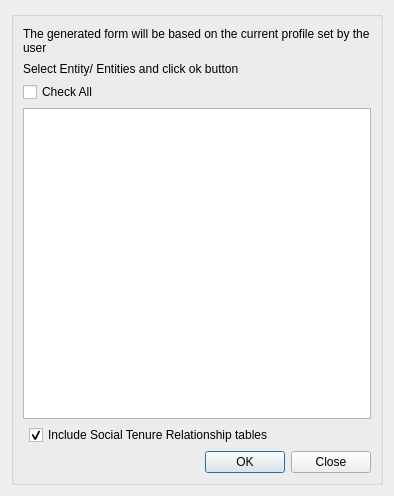
Old version of the form ui/ui_geoodk_converter.ui in the repository gltn/stdm.
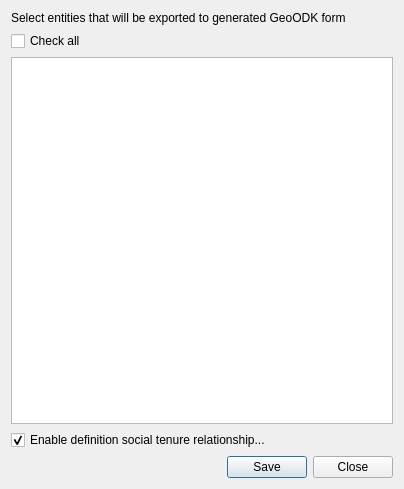
New version of the form.

Commit message: UI improvement for geoodk import and export

What changed in the file:
```diff
--- a/ui/ui_geoodk_converter.ui
+++ b/ui/ui_geoodk_converter.ui
@@ -6,8 +6,8 @@
    <rect>
     <x>0</x>
     <y>0</y>
-    <width>394</width>
-    <height>496</height>
+    <width>404</width>
+    <height>489</height>
    </rect>
   </property>
   <property name="windowTitle">
@@ -15,90 +15,48 @@
   </property>
   <layout class="QGridLayout" name="gridLayout_4">
    <item row="1" column="0">
-    <layout class="QGridLayout" name="gridLayout_2">
-     <item row="2" column="0">
-      <widget class="QGroupBox" name="groupBox_2">
-       <property name="title">
-        <string/>
-       </property>
-       <layout class="QGridLayout" name="gridLayout">
-        <item row="1" column="0" colspan="2">
          <widget class="QLabel" name="label_3">
           <property name="text">
-           <string>Select Entity/ Entities and click ok button</string>
+      <string>Select entities that will be exported to generated GeoODK form</string>
           </property>
          </widget>
         </item>
-        <item row="3" column="0" colspan="2">
-         <widget class="QTreeView" name="trentities"/>
-        </item>
-        <item row="5" column="1">
+   <item row="2" column="0">
+    <widget class="QCheckBox" name="chk_all">
+     <property name="text">
+      <string>Check all</string>
+     </property>
+    </widget>
+   </item>
+   <item row="4" column="0">
+    <widget class="QCheckBox" name="ck_social_tenure">
+     <property name="text">
+      <string>Enable definition social tenure relationship...</string>
+     </property>
+     <property name="checked">
+      <bool>true</bool>
+     </property>
+    </widget>
+   </item>
+   <item row="5" column="0">
          <widget class="QDialogButtonBox" name="buttonBox">
           <property name="orientation">
            <enum>Qt::Horizontal</enum>
           </property>
           <property name="standardButtons">
-           <set>QDialogButtonBox::Close|QDialogButtonBox::Ok</set>
+      <set>QDialogButtonBox::Close|QDialogButtonBox::Save</set>
           </property>
           <property name="centerButtons">
            <bool>false</bool>
           </property>
          </widget>
         </item>
-        <item row="2" column="0" colspan="2">
-         <widget class="QCheckBox" name="chk_all">
-          <property name="text">
-           <string>Check All</string>
-          </property>
-         </widget>
-        </item>
-        <item row="4" column="1">
-         <layout class="QHBoxLayout" name="horizontalLayout">
-          <item>
-           <widget class="QCheckBox" name="ck_social_tenure">
-            <property name="text">
-             <string>Include Social Tenure Relationship tables</string>
-            </property>
-            <property name="checked">
-             <bool>true</bool>
-            </property>
-           </widget>
-          </item>
-         </layout>
-        </item>
-        <item row="0" column="0" colspan="2">
-         <widget class="QLabel" name="label">
-          <property name="minimumSize">
-           <size>
-            <width>0</width>
-            <height>30</height>
-           </size>
-          </property>
-          <property name="frameShape">
-           <enum>QFrame::NoFrame</enum>
-          </property>
-          <property name="text">
-           <string>The generated form will be based on the current profile set by the user</string>
-          </property>
-          <property name="textFormat">
-           <enum>Qt::AutoText</enum>
-          </property>
-          <property name="scaledContents">
-           <bool>true</bool>
-          </property>
-          <property name="wordWrap">
-           <bool>true</bool>
-          </property>
-         </widget>
-        </item>
-       </layout>
-      </widget>
-     </item>
-    </layout>
-   </item>
    <item row="0" column="0">
     <layout class="QVBoxLayout" name="vlnotification"/>
    </item>
+   <item row="3" column="0">
+    <widget class="QTreeView" name="trentities"/>
+   </item>
   </layout>
  </widget>
  <resources/>
```
Left out of the diff: 34 changed lines with no effect on the pictures. Lines whose indentation alone changed are shown as unchanged. The commit also changes 8 other files.
